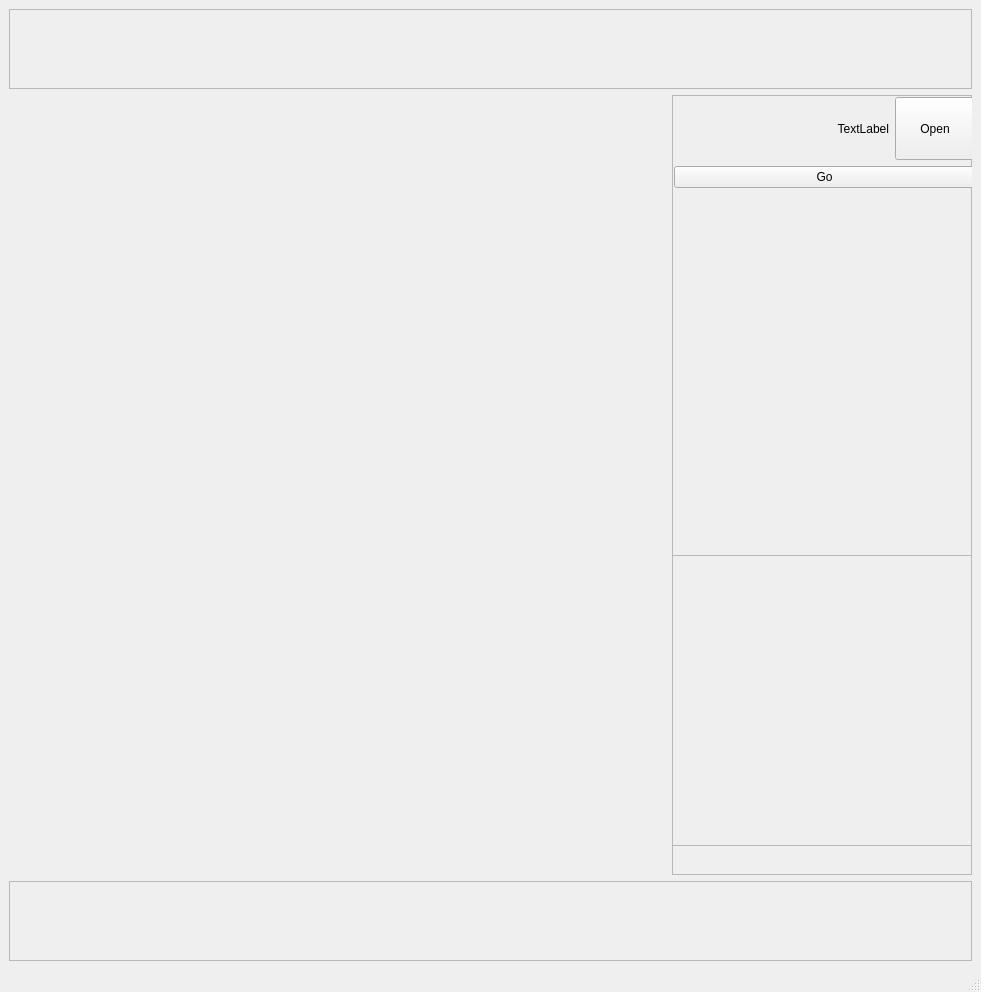
Above: src/View/mainwindow.ui from klotzgal/3DViewer_v2.1 before the change. Below: the same form after it.
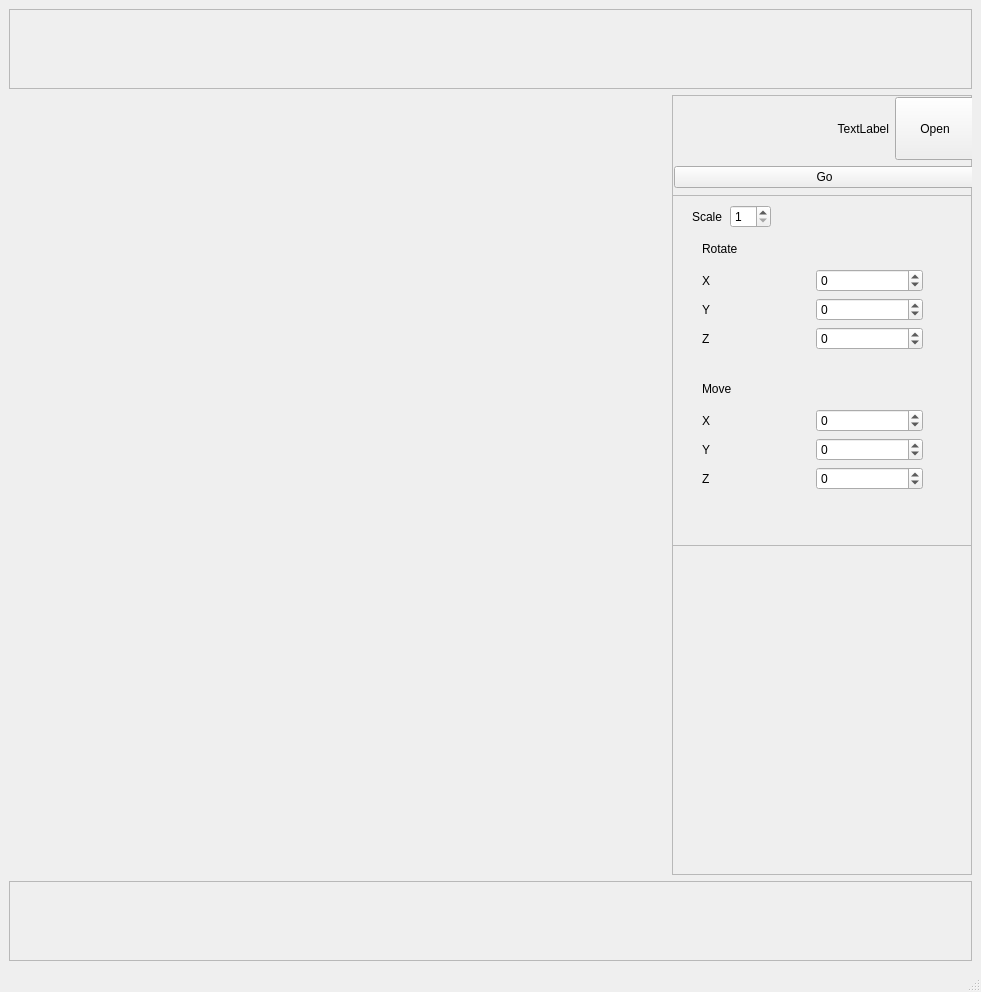
That is the form after the change. Custom widgets are drawn as their Qt base class.

```diff
--- a/src/View/mainwindow.ui
+++ b/src/View/mainwindow.ui
@@ -95,13 +95,13 @@
          <property name="geometry">
           <rect>
            <x>0</x>
-           <y>460</y>
+           <y>100</y>
            <width>301</width>
-           <height>291</height>
+           <height>351</height>
           </rect>
          </property>
          <property name="sizePolicy">
-          <sizepolicy hsizetype="Expanding" vsizetype="Expanding">
+          <sizepolicy hsizetype="Fixed" vsizetype="Fixed">
            <horstretch>0</horstretch>
            <verstretch>0</verstretch>
           </sizepolicy>
@@ -112,8 +112,201 @@
          <property name="frameShadow">
           <enum>QFrame::Raised</enum>
          </property>
+         <widget class="QWidget" name="layoutWidget_5">
+          <property name="geometry">
+           <rect>
+            <x>30</x>
+            <y>180</y>
+            <width>221</width>
+            <height>115</height>
+           </rect>
+          </property>
+          <layout class="QVBoxLayout" name="move_layout">
+           <item>
+            <widget class="QLabel" name="translate_title">
+             <property name="text">
+              <string>Move</string>
+             </property>
+            </widget>
+           </item>
+           <item>
+            <layout class="QHBoxLayout" name="horizontalLayout_6">
+             <item>
+              <widget class="QLabel" name="label_7">
+               <property name="text">
+                <string>X</string>
+               </property>
+              </widget>
+             </item>
+             <item>
+              <widget class="QSpinBox" name="move_x">
+               <property name="minimum">
+                <number>-100</number>
+               </property>
+               <property name="maximum">
+                <number>100</number>
+               </property>
+               <property name="singleStep">
+                <number>1</number>
+               </property>
+              </widget>
+             </item>
+            </layout>
+           </item>
+           <item>
+            <layout class="QHBoxLayout" name="horizontalLayout_7">
+             <item>
+              <widget class="QLabel" name="label_8">
+               <property name="text">
+                <string>Y</string>
+               </property>
+              </widget>
+             </item>
+             <item>
+              <widget class="QSpinBox" name="move_y">
+               <property name="minimum">
+                <number>-100</number>
+               </property>
+               <property name="maximum">
+                <number>100</number>
+               </property>
+              </widget>
+             </item>
+            </layout>
+           </item>
+           <item>
+            <layout class="QHBoxLayout" name="horizontalLayout_8">
+             <item>
+              <widget class="QLabel" name="label_9">
+               <property name="text">
+                <string>Z</string>
+               </property>
+              </widget>
+             </item>
+             <item>
+              <widget class="QSpinBox" name="move_z">
+               <property name="minimum">
+                <number>-100</number>
+               </property>
+               <property name="maximum">
+                <number>100</number>
+               </property>
+              </widget>
+             </item>
+            </layout>
+           </item>
+          </layout>
+         </widget>
+         <widget class="QWidget" name="layoutWidget">
+          <property name="geometry">
+           <rect>
+            <x>20</x>
+            <y>10</y>
+            <width>79</width>
+            <height>23</height>
+           </rect>
+          </property>
+          <layout class="QHBoxLayout" name="horizontalLayout_2">
+           <item>
+            <widget class="QLabel" name="label_2">
+             <property name="text">
+              <string>Scale</string>
+             </property>
+            </widget>
+           </item>
+           <item>
+            <widget class="QSpinBox" name="scale">
+             <property name="minimum">
+              <number>1</number>
+             </property>
+            </widget>
+           </item>
+          </layout>
+         </widget>
+         <widget class="QWidget" name="layoutWidget">
+          <property name="geometry">
+           <rect>
+            <x>30</x>
+            <y>40</y>
+            <width>221</width>
+            <height>115</height>
+           </rect>
+          </property>
+          <layout class="QVBoxLayout" name="rotate_layout">
+           <item>
+            <widget class="QLabel" name="rotate_title">
+             <property name="text">
+              <string>Rotate</string>
+             </property>
+            </widget>
+           </item>
+           <item>
+            <layout class="QHBoxLayout" name="horizontalLayout_3">
+             <item>
+              <widget class="QLabel" name="label_4">
+               <property name="text">
+                <string>X</string>
+               </property>
+              </widget>
+             </item>
+             <item>
+              <widget class="QSpinBox" name="rotate_x">
+               <property name="minimum">
+                <number>-360</number>
+               </property>
+               <property name="maximum">
+                <number>360</number>
+               </property>
+              </widget>
+             </item>
+            </layout>
+           </item>
+           <item>
+            <layout class="QHBoxLayout" name="horizontalLayout_4">
+             <item>
+              <widget class="QLabel" name="label_5">
+               <property name="text">
+                <string>Y</string>
+               </property>
+              </widget>
+             </item>
+             <item>
+              <widget class="QSpinBox" name="rotate_y">
+               <property name="minimum">
+                <number>-360</number>
+               </property>
+               <property name="maximum">
+                <number>360</number>
+               </property>
+              </widget>
+             </item>
+            </layout>
+           </item>
+           <item>
+            <layout class="QHBoxLayout" name="horizontalLayout_5">
+             <item>
+              <widget class="QLabel" name="label_6">
+               <property name="text">
+                <string>Z</string>
+               </property>
+              </widget>
+             </item>
+             <item>
+              <widget class="QSpinBox" name="rotate_z">
+               <property name="minimum">
+                <number>-360</number>
+               </property>
+               <property name="maximum">
+                <number>360</number>
+               </property>
+              </widget>
+             </item>
+            </layout>
+           </item>
+          </layout>
+         </widget>
         </widget>
-        <widget class="QWidget" name="">
+        <widget class="QWidget" name="layoutWidget">
          <property name="geometry">
           <rect>
            <x>2</x>
```
